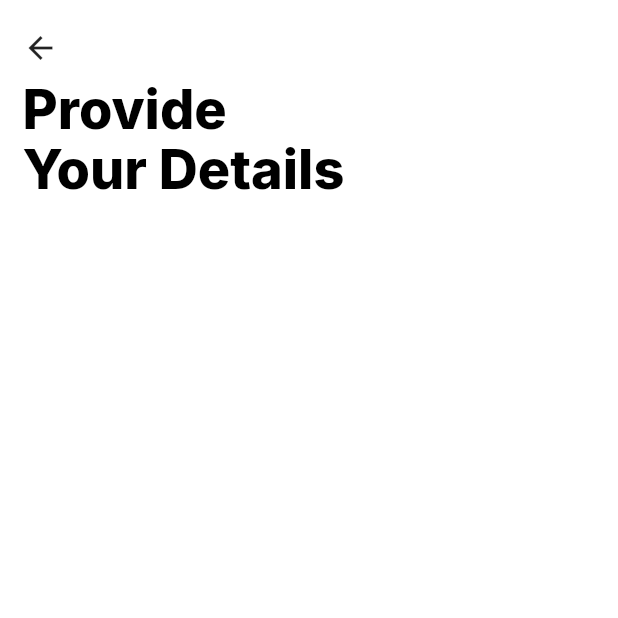
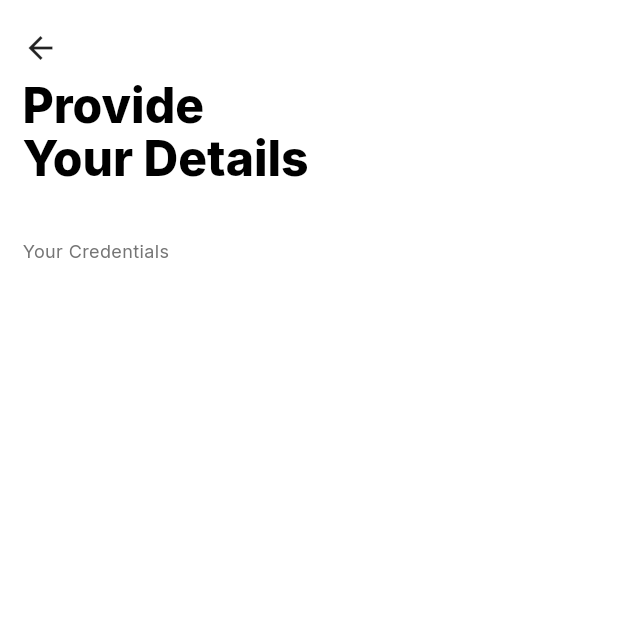
Before and after one commit to kwakyebrilliant/tefontai_chrome_extension, a Flutter app: the screen it shows after launch, after a tap on "Get Started", on a phone screen of 412 x 824 dp, the top half of it. Run offline on Flutter 3.47's test engine with Material 3 defaults, Android fonts, the phone set to English and light mode, and no system bars; our stand-ins replace google_fonts, shared_preferences.

Commit message:
information updates

```diff
--- a/lib/Screens/LandingPage/information_page.dart
+++ b/lib/Screens/LandingPage/information_page.dart
@@ -40,7 +40,7 @@ class _InformationPageState extends State<InformationPage> {
                         TextSpan(
                           text: 'Provide \n',
                           style: GoogleFonts.inter(
-                            fontSize: 36.0,
+                            fontSize: 32.0,
                             fontWeight: FontWeight.w800,
                             color: Theme.of(context).colorScheme.inversePrimary,
                           ),
@@ -48,7 +48,7 @@ class _InformationPageState extends State<InformationPage> {
                         TextSpan(
                           text: 'Your Details \n',
                           style: GoogleFonts.inter(
-                            fontSize: 36.0,
+                            fontSize: 32.0,
                             fontWeight: FontWeight.w800,
                             color: Theme.of(context).colorScheme.inversePrimary,
                           ),
@@ -57,6 +57,14 @@ class _InformationPageState extends State<InformationPage> {
                     ),
                   ),
                 ),
+                Text(
+                  "Your Credentials",
+                  style: GoogleFonts.inter(
+                    fontSize: 12,
+                    fontWeight: FontWeight.w400,
+                    color: Theme.of(context).colorScheme.tertiary,
+                  ),
+                )
               ],
             ),
           ),
```
